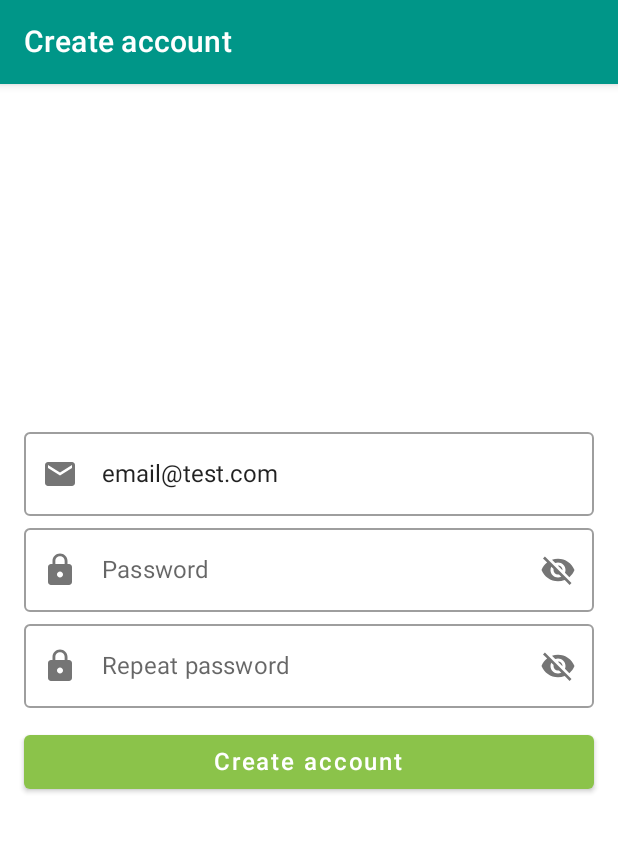
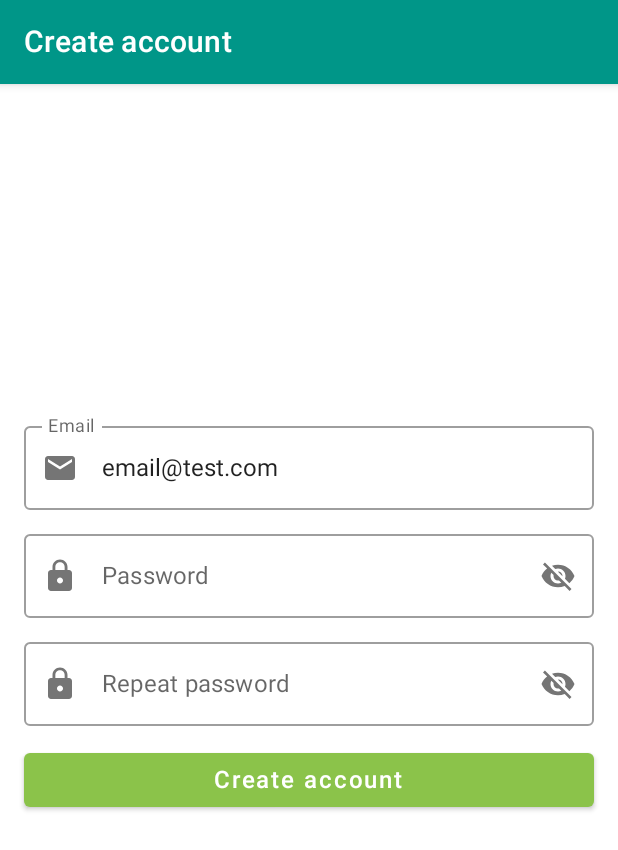
Before and after one commit to dasuyan/Plantare, an Android app built with Jetpack Compose: the @Preview function SignUpScreenPreview, on a phone screen of 412 x 824 dp. Shown: the top 850 px of the screen. Run offline under Robolectric (Android 15) with nearby library versions, the phone set to English and light mode, and no system bars.

Commit message:
Corrected email and password fields behavior

```diff
--- a/app/src/main/java/pl.edu.pja.plantare/common/composable/TextFieldComposable.kt
+++ b/app/src/main/java/pl.edu.pja.plantare/common/composable/TextFieldComposable.kt
@@ -45,18 +45,25 @@ fun BasicField(
 @Composable
 fun EmailField(value: String, onNewValue: (String) -> Unit, modifier: Modifier = Modifier) {
   OutlinedTextField(
+    label = { Text(stringResource(AppText.email)) },
     singleLine = true,
     modifier = modifier,
     value = value,
     onValueChange = { onNewValue(it) },
     placeholder = { Text(stringResource(AppText.email)) },
     leadingIcon = { Icon(imageVector = Icons.Default.Email, contentDescription = "Email") },
+    keyboardOptions = KeyboardOptions(keyboardType = KeyboardType.Email)
   )
 }
 
 @Composable
 fun PasswordField(value: String, onNewValue: (String) -> Unit, modifier: Modifier = Modifier) {
-  PasswordField(value, AppText.password, onNewValue, modifier)
+  PasswordField(
+    value = value,
+    placeholder = AppText.password,
+    onNewValue = onNewValue,
+    modifier = modifier
+  )
 }
 
 @Composable
@@ -65,7 +72,12 @@ fun RepeatPasswordField(
   onNewValue: (String) -> Unit,
   modifier: Modifier = Modifier
 ) {
-  PasswordField(value, AppText.repeat_password, onNewValue, modifier)
+  PasswordField(
+    value = value,
+    placeholder = AppText.repeat_password,
+    onNewValue = onNewValue,
+    modifier = modifier
+  )
 }
 
 @Composable
@@ -85,6 +97,7 @@ private fun PasswordField(
     if (isVisible) VisualTransformation.None else PasswordVisualTransformation()
 
   OutlinedTextField(
+    label = { Text(text = stringResource(placeholder)) },
     modifier = modifier,
     value = value,
     onValueChange = { onNewValue(it) },
```
